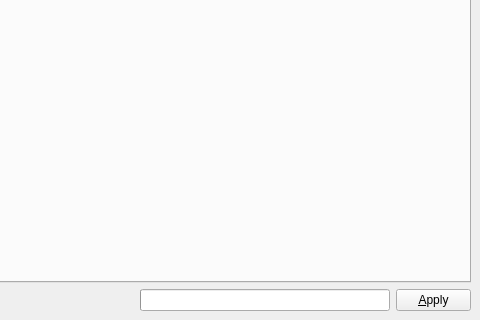
This is gitbuster/main_window.ui in mike-perdide/gitbuster as Qt 5 draws it before an edit; both pictures show x 597 to 1077 and y 388 to 708 of the 1077 by 708 pixel window. The edited form follows.
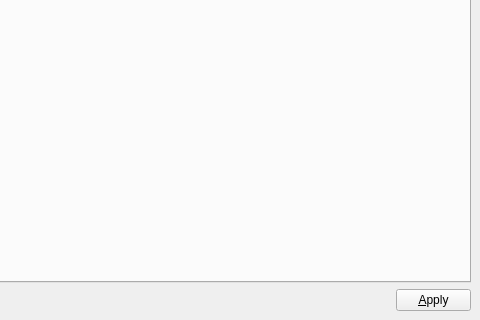
This is the edited form. Icons and pictures are not drawn.

Commit message: Removing the progressBar, we now use LongOperationBox.

```diff
--- a/gitbuster/main_window.ui
+++ b/gitbuster/main_window.ui
@@ -1038,22 +1038,6 @@
         </property>
        </spacer>
       </item>
-      <item row="0" column="2">
-       <widget class="QProgressBar" name="progressBar">
-        <property name="maximumSize">
-         <size>
-          <width>250</width>
-          <height>16777215</height>
-         </size>
-        </property>
-        <property name="value">
-         <number>0</number>
-        </property>
-        <property name="textVisible">
-         <bool>false</bool>
-        </property>
-       </widget>
-      </item>
       <item row="0" column="0">
        <widget class="QPushButton" name="refreshButton">
         <property name="text">
```
Left out of the diff: 2 changed lines with no effect on the pictures.
